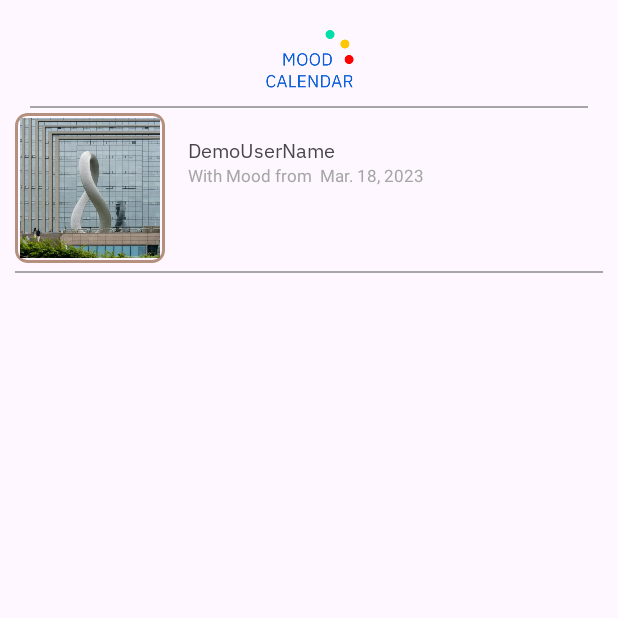
After one commit to GC-MP23-T11/LuckyCalendar, an Android app: the UserPage screen opened directly, with no data from a screen before it, on a phone screen of 412 x 824 dp, the top half of it. The commit adds this screen. Run offline under Robolectric (Android 15) with nearby library versions, the phone set to English and light mode, and no system bars.

Commit message:
feat(UserPage): Init UserPage
Status Update (May. 22, 2023 23:56)
Init User page.

```diff
--- a/app/src/main/AndroidManifest.xml
+++ b/app/src/main/AndroidManifest.xml
@@ -13,6 +13,9 @@
         android:theme="@style/Theme.LuckyCalendar"
         android:usesCleartextTraffic="true"
         tools:targetApi="31">
+        <activity
+            android:name=".UserPage"
+            android:exported="false" />
         <activity
             android:name=".MainCal"
             android:exported="false" />
--- /dev/null
+++ b/app/src/main/java/com/MP23_T11/luckycalendar/UserPage.java
@@ -0,0 +1,21 @@
+package com.MP23_T11.luckycalendar;
+
+import androidx.appcompat.app.AppCompatActivity;
+
+import android.os.Bundle;
+import android.view.View;
+import android.widget.ImageView;
+
+public class UserPage extends AppCompatActivity {
+
+    @Override
+    protected void onCreate(Bundle savedInstanceState) {
+        super.onCreate(savedInstanceState);
+        setContentView(R.layout.activity_user_page);
+        ImageView ProfilePic = findViewById(R.id.ProfilePic);
+        ProfilePic.setClipToOutline(true);
+    }
+
+    public void modProfilePic(View view) {
+    }
+}
--- a/app/src/main/res/layout/activity_main_cal.xml
+++ b/app/src/main/res/layout/activity_main_cal.xml
@@ -11,11 +11,11 @@
         android:layout_width="90dp"
         android:layout_height="45dp"
         android:layout_marginTop="20dp"
+        android:contentDescription="@string/logo"
         android:src="@drawable/logo_static"
         app:layout_constraintEnd_toEndOf="parent"
         app:layout_constraintStart_toStartOf="parent"
-        app:layout_constraintTop_toTopOf="parent"
-        android:contentDescription="@string/logo" />
+        app:layout_constraintTop_toTopOf="parent" />
 
     <!-- Calander -->
     <CalendarView
@@ -156,6 +156,7 @@
         <LinearLayout
             android:layout_width="wrap_content"
             android:layout_height="wrap_content"
+            android:layout_gravity="end"
             app:layout_constraintEnd_toEndOf="parent"
             app:layout_constraintHorizontal_bias="0.9"
             app:layout_constraintStart_toStartOf="parent"
@@ -165,7 +166,7 @@
                 android:id="@+id/MoodInputCharNum"
                 android:layout_width="wrap_content"
                 android:layout_height="wrap_content"
-                android:text="0"
+                android:text="@string/demousername"
                 android:textColor="#A6A6A6" />
             <!--        TODO: Count CharNum https://choidev-1.tistory.com/53-->
 
--- /dev/null
+++ b/app/src/main/res/layout/activity_user_page.xml
@@ -0,0 +1,117 @@
+<?xml version="1.0" encoding="utf-8"?>
+<androidx.constraintlayout.widget.ConstraintLayout xmlns:android="http://schemas.android.com/apk/res/android"
+    xmlns:app="http://schemas.android.com/apk/res-auto"
+    xmlns:tools="http://schemas.android.com/tools"
+    android:layout_width="match_parent"
+    android:layout_height="match_parent"
+    tools:context=".UserPage">
+
+    <ImageView
+        android:id="@+id/logo"
+        android:layout_width="90dp"
+        android:layout_height="45dp"
+        android:layout_marginTop="20dp"
+        android:contentDescription="@string/logo"
+        android:src="@drawable/logo_static"
+        app:layout_constraintEnd_toEndOf="parent"
+        app:layout_constraintStart_toStartOf="parent"
+        app:layout_constraintTop_toTopOf="parent" />
+
+    <View
+        android:layout_width="match_parent"
+        android:layout_height="1dp"
+        android:layout_marginHorizontal="20dp"
+        android:layout_marginTop="5dp"
+        android:background="#A6A6A6"
+        app:layout_constraintEnd_toEndOf="parent"
+        app:layout_constraintStart_toStartOf="parent"
+        app:layout_constraintTop_toBottomOf="@id/logo" />
+
+
+    <ScrollView
+        android:layout_width="wrap_content"
+        android:layout_height="wrap_content"
+        android:layout_marginTop="10dp"
+        app:layout_constraintEnd_toEndOf="parent"
+        app:layout_constraintStart_toStartOf="parent"
+        app:layout_constraintTop_toBottomOf="@id/logo">
+
+        <LinearLayout
+            android:layout_width="wrap_content"
+            android:layout_height="wrap_content"
+            android:layout_gravity="center"
+            android:gravity="center"
+            android:orientation="vertical">
+
+            <LinearLayout
+                android:layout_width="match_parent"
+                android:layout_height="wrap_content"
+                android:layout_marginHorizontal="10dp"
+                android:orientation="horizontal">
+
+                <!--                TODO: ImageView Crop-->
+                <ImageView
+                    android:id="@+id/ProfilePic"
+                    android:layout_width="100dp"
+                    android:layout_height="100dp"
+                    android:background="@drawable/inputbox"
+                    android:clickable="true"
+                    android:contentDescription="@string/profile_pic"
+                    android:focusable="true"
+                    android:onClick="modProfilePic"
+                    android:padding="3dp"
+                    android:scaleType="fitCenter"
+                    android:src="@drawable/DemoProfilePic" />
+
+                <LinearLayout
+                    android:layout_width="match_parent"
+                    android:layout_height="wrap_content"
+                    android:layout_margin="15dp"
+                    android:orientation="vertical">
+
+                    <TextView
+                        android:layout_width="wrap_content"
+                        android:layout_height="wrap_content"
+                        android:fontFamily="@font/ibm_plex_sans"
+                        android:text="@string/demousername"
+                        android:textSize="13sp" />
+
+                    <LinearLayout
+                        android:layout_width="wrap_content"
+                        android:layout_height="wrap_content"
+                        android:orientation="horizontal">
+
+                        <TextView
+                            android:layout_width="wrap_content"
+                            android:layout_height="wrap_content"
+                            android:text="@string/with_moodcalendar_from"
+                            android:textColor="#A6A6A6"
+                            android:textSize="11sp" />
+
+                        <TextView
+                            android:layout_width="wrap_content"
+                            android:layout_height="wrap_content"
+                            android:paddingStart="5dp"
+                            android:paddingEnd="5dp"
+                            android:text="@string/demodate"
+                            android:textColor="#A6A6A6"
+                            android:textSize="11sp" />
+                    </LinearLayout>
+                </LinearLayout>
+
+            </LinearLayout>
+
+
+            <View
+                android:layout_width="match_parent"
+                android:layout_height="1dp"
+                android:layout_marginHorizontal="10dp"
+                android:layout_marginTop="5dp"
+                android:background="#A6A6A6" />
+
+        </LinearLayout>
+
+    </ScrollView>
+
+
+</androidx.constraintlayout.widget.ConstraintLayout>
--- a/app/src/main/res/values/strings.xml
+++ b/app/src/main/res/values/strings.xml
@@ -19,5 +19,9 @@
     <string name="plus">+</string>
     <string name="_20">/20</string>
     <string name="logo">Logo</string>
+    <string name="profile_pic">Profile Pic</string>
+    <string name="demousername">DemoUserName</string>
+    <string name="demodate">Mar. 18, 2023</string>
+    <string name="with_moodcalendar_from">With Mood from</string>
 
 </resources>
```
Also changed, not shown: app/src/main/res/drawable/DemoProfilePic.jpg (added).
